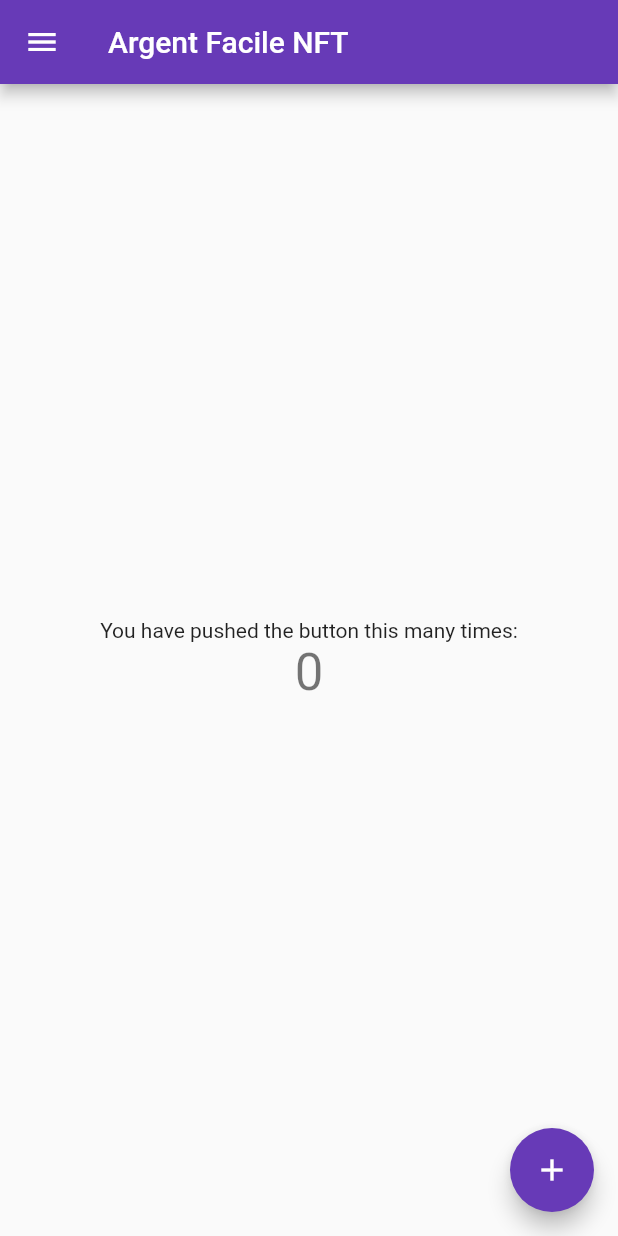
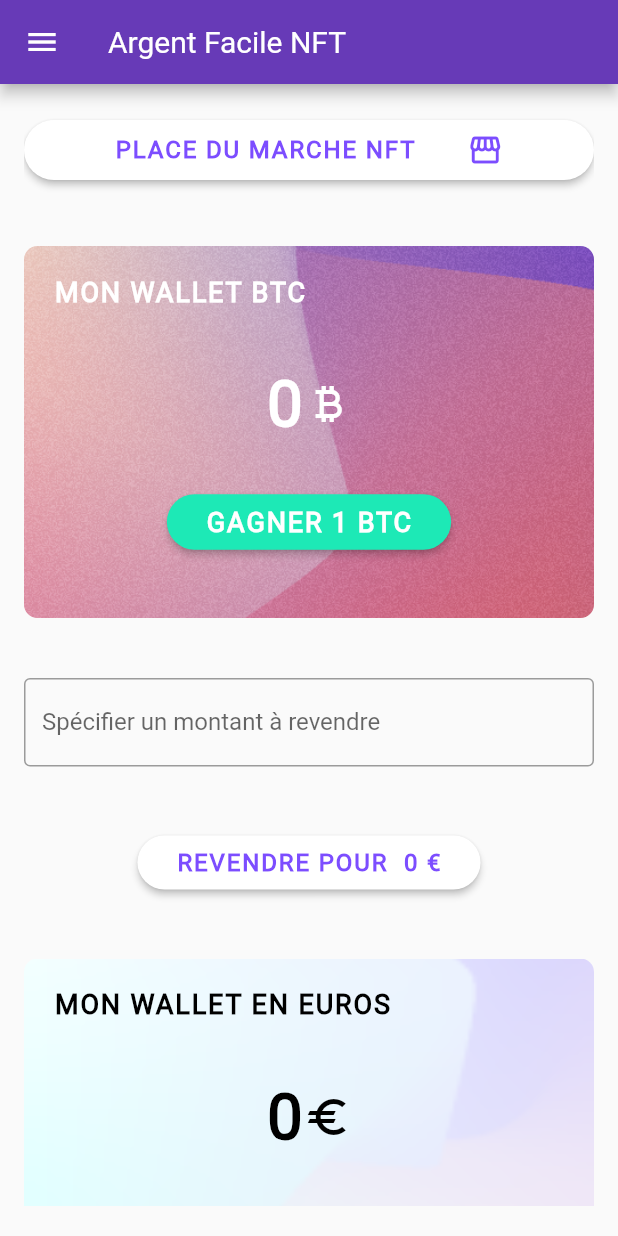
Before and after one commit to E-IckArt/nft_app_wallet, a Flutter app: the screen it shows after launch, on a phone screen of 412 x 824 dp. Run offline on Flutter 3.47's test engine with Material 2 defaults, Android fonts, the phone set to English and light mode, and no system bars; our stand-ins replace google_fonts.

Commit message:
Iteration 4 - COMPLETED

```diff
--- a/lib/main.dart
+++ b/lib/main.dart
@@ -1,4 +1,6 @@
 import 'package:flutter/material.dart';
+import 'package:google_fonts/google_fonts.dart';
+import 'package:nft_app_wallet/my_wallet_page.dart';
 
 void main() {
   runApp(const MyApp());
@@ -13,139 +15,12 @@ class MyApp extends StatelessWidget {
     return MaterialApp(
       title: 'Flutter Demo',
       theme: ThemeData(
-        // This is the theme of your application.
-        //
-        // Try running your application with "flutter run". You'll see the
-        // application has a blue toolbar. Then, without quitting the app, try
-        // changing the primarySwatch below to Colors.green and then invoke
-        // "hot reload" (press "r" in the console where you ran "flutter run",
-        // or simply save your changes to "hot reload" in a Flutter IDE).
-        // Notice that the counter didn't reset back to zero; the application
-        // is not restarted.
         primarySwatch: Colors.deepPurple,
+        fontFamily: 'Roboto',
+        textTheme: GoogleFonts.robotoTextTheme()
+
       ),
       home: const MyWalletPage(title: 'Argent Facile NFT'),
     );
   }
 }
-
-class MyWalletPage extends StatefulWidget {
-  const MyWalletPage({super.key, required this.title});
-
-  // This widget is the home page of your application. It is stateful, meaning
-  // that it has a State object (defined below) that contains fields that affect
-  // how it looks.
-
-  // This class is the configuration for the state. It holds the values (in this
-  // case the title) provided by the parent (in this case the App widget) and
-  // used by the build method of the State. Fields in a Widget subclass are
-  // always marked "final".
-
-  final String title;
-
-  @override
-  State<MyWalletPage> createState() => _MyWalletPageState();
-}
-
-class _MyWalletPageState extends State<MyWalletPage> {
-  int _counter = 0;
-
-  void _incrementCounter() {
-    setState(() {
-      // This call to setState tells the Flutter framework that something has
-      // changed in this State, which causes it to rerun the build method below
-      // so that the display can reflect the updated values. If we changed
-      // _counter without calling setState(), then the build method would not be
-      // called again, and so nothing would appear to happen.
-      _counter++;
-    });
-  }
-
-  @override
-  Widget build(BuildContext context) {
-    // This method is rerun every time setState is called, for instance as done
-    // by the _incrementCounter method above.
-    //
-    // The Flutter framework has been optimized to make rerunning build methods
-    // fast, so that you can just rebuild anything that needs updating rather
-    // than having to individually change instances of widgets.
-    return Scaffold(
-      appBar: AppBar(
-        // Here we take the value from the MyHomePage object that was created by
-        // the App.build method, and use it to set our appbar title.
-        title: Text(widget.title),
-      ),
-      body: Center(
-        // Center is a layout widget. It takes a single child and positions it
-        // in the middle of the parent.
-        child: Column(
-          // Column is also a layout widget. It takes a list of children and
-          // arranges them vertically. By default, it sizes itself to fit its
-          // children horizontally, and tries to be as tall as its parent.
-          //
-          // Invoke "debug painting" (press "p" in the console, choose the
-          // "Toggle Debug Paint" action from the Flutter Inspector in Android
-          // Studio, or the "Toggle Debug Paint" command in Visual Studio Code)
-          // to see the wireframe for each widget.
-          //
-          // Column has various properties to control how it sizes itself and
-          // how it positions its children. Here we use mainAxisAlignment to
-          // center the children vertically; the main axis here is the vertical
-          // axis because Columns are vertical (the cross axis would be
-          // horizontal).
-          mainAxisAlignment: MainAxisAlignment.center,
-          children: <Widget>[
-            const Text(
-              'You have pushed the button this many times:',
-            ),
-            Text(
-              '$_counter',
-              style: Theme.of(context).textTheme.headlineMedium,
-            ),
-          ],
-        ),
-      ),
-      drawer: Drawer(
-        // Add a ListView to the drawer. This ensures the user can scroll
-        // through the options in the drawer if there isn't enough vertical
-        // space to fit everything.
-        child: ListView(
-          // Important: Remove any padding from the ListView.
-          padding: EdgeInsets.zero,
-          children: [
-            const DrawerHeader(
-              decoration: BoxDecoration(
-                color: Colors.deepPurple,
-              ),
-              child: Text('Argent Facile NFT',
-                  style: TextStyle(color: Colors.white, fontSize: 24, fontWeight: FontWeight.bold)),
-            ),
-            ListTile(
-              title: const Text('Item 1'),
-              onTap: () {
-                // Update the state of the app
-                // ...
-                // Then close the drawer
-                Navigator.pop(context);
-              },
-            ),
-            ListTile(
-              title: const Text('Item 2'),
-              onTap: () {
-                // Update the state of the app
-                // ...
-                // Then close the drawer
-                Navigator.pop(context);
-              },
-            ),
-          ],
-        ),
-      ),
-      floatingActionButton: FloatingActionButton(
-        onPressed: _incrementCounter,
-        tooltip: 'Increment',
-        child: const Icon(Icons.add),
-      ), // This trailing comma makes auto-formatting nicer for build methods.
-    );
-  }
-}
--- /dev/null
+++ b/lib/my_wallet_page.dart
@@ -0,0 +1,316 @@
+import 'package:flutter/material.dart';
+
+class MyWalletPage extends StatefulWidget {
+  const MyWalletPage({super.key, required this.title});
+
+  // This widget is the home page of your application. It is stateful, meaning
+  // that it has a State object (defined below) that contains fields that affect
+  // how it looks.
+
+  // This class is the configuration for the state. It holds the values (in this
+  // case the title) provided by the parent (in this case the App widget) and
+  // used by the build method of the State. Fields in a Widget subclass are
+  // always marked "final".
+
+  final String title;
+
+  @override
+  State<MyWalletPage> createState() => _MyWalletPageState();
+}
+
+class _MyWalletPageState extends State<MyWalletPage> {
+  int _amountBtc = 0;
+  int _amountEuro = 0;
+  int _calculatedAmount = 0;
+  final int _rate = 2;
+
+  final myAmountController = TextEditingController();
+
+  void _incrementBTCWallet() {
+    setState(() {
+      _amountBtc++;
+    });
+  }
+
+  _incrementEuroWallet() {
+    setState(() {
+      if ((int.parse(myAmountController.text)) <= _amountBtc) {
+        _amountBtc -= (int.parse(myAmountController.text));
+        _amountEuro += _calculatedAmount;
+        clearText();
+      } else {
+        //
+      }
+    });
+  }
+
+  void _calculateEuroAmount(String text) {
+    setState(() {
+      _calculatedAmount = (int.parse(myAmountController.text)) * _rate;
+    });
+  }
+
+  void clearText() {
+    myAmountController.clear();
+  }
+
+  @override
+  void dispose() {
+    myAmountController.dispose();
+    super.dispose();
+  }
+
+  @override
+  Widget build(BuildContext context) {
+    return Scaffold(
+      appBar: AppBar(
+        title: Text(widget.title),
+      ),
+      body: Padding(
+        padding: const EdgeInsets.symmetric(vertical: 20.0, horizontal: 16.0),
+        child: ListView(
+          // mainAxisSize: MainAxisSize.max,
+          // mainAxisAlignment: MainAxisAlignment.start,
+          children: <Widget>[
+            Center(
+              child: buildMarketPlaceButton(),
+            ),
+            const SizedBox(height: 40),
+            buildWalletBtcContainer(),
+            const SizedBox(height: 40),
+            TextField(
+              controller: myAmountController,
+              onChanged: (text) {
+                _calculateEuroAmount(text);
+              },
+              keyboardType: TextInputType.number,
+              decoration: const InputDecoration(
+              border: OutlineInputBorder(),
+              focusedBorder: OutlineInputBorder(
+                borderSide: BorderSide(
+                  color: Colors.tealAccent,
+                ),
+              ),
+              labelText: "Spécifier un montant à revendre",
+            )),
+            const SizedBox(height: 40),
+            Center(
+              child: MaterialButton(
+                onPressed: () {
+                  _incrementEuroWallet();
+                  print(_amountEuro);
+                },
+                shape: const RoundedRectangleBorder(
+                    borderRadius: BorderRadius.all(Radius.circular(35))),
+                textColor: Colors.deepPurpleAccent,
+                color: Colors.white,
+                child: Padding(
+                  padding: EdgeInsets.symmetric(horizontal: 10, vertical: 8),
+                  child: Text(
+                    'REVENDRE POUR  $_calculatedAmount €',
+                    style: TextStyle(
+                      fontWeight: FontWeight.bold,
+                      fontSize: 16,
+                      letterSpacing: 1.25,
+                    ),
+                  ),
+                ),
+              ),
+            ),
+            const SizedBox(height: 40),
+            Container(
+              width: double.maxFinite,
+              decoration: const BoxDecoration(
+                  image: DecorationImage(
+                    image: AssetImage('assets/images/background-white.png'),
+                    fit: BoxFit.cover,
+                  ),
+                  borderRadius: BorderRadius.all(Radius.circular(9))),
+              child: Padding(
+                padding: const EdgeInsets.symmetric(
+                    vertical: 20.0, horizontal: 20.0),
+                child: Column(
+                  children: [
+                    const SizedBox(
+                      width: double.infinity,
+                      child: Text("MON WALLET EN EUROS",
+                          style: TextStyle(
+                            fontWeight: FontWeight.w900,
+                            fontSize: 18,
+                            letterSpacing: 1.25,
+                            color: Colors.black,
+                          ),
+                          textAlign: TextAlign.start),
+                    ),
+                    const SizedBox(height: 40),
+                    Row(
+                      mainAxisAlignment: MainAxisAlignment.center,
+                      children: [
+                        Text(
+                          '$_amountEuro',
+                          style: TextStyle(
+                              fontWeight: FontWeight.w900,
+                              fontSize: 42,
+                              letterSpacing: 1.25,
+                              color: Colors.black),
+                        ),
+                        Icon(
+                          Icons.euro,
+                          color: Colors.black,
+                          size: 32,
+                        )
+                      ],
+                    ),
+                    const SizedBox(height: 40),
+                  ],
+                ),
+              ),
+            ),
+          ],
+        ),
+      ),
+      drawer: buildDrawer(
+          context), // This trailing comma makes auto-formatting nicer for build methods.
+    );
+  }
+
+  Container buildWalletBtcContainer() {
+    return Container(
+      width: double.maxFinite,
+      decoration: const BoxDecoration(
+          image: DecorationImage(
+            image: AssetImage('assets/images/background-pink.png'),
+            fit: BoxFit.cover,
+          ),
+          borderRadius: BorderRadius.all(Radius.circular(9))),
+      child: Padding(
+        padding: const EdgeInsets.symmetric(vertical: 20.0, horizontal: 20.0),
+        child: Column(
+          children: [
+            const SizedBox(
+              width: double.infinity,
+              child: Text("MON WALLET BTC",
+                  style: TextStyle(
+                    fontWeight: FontWeight.w900,
+                    fontSize: 18,
+                    letterSpacing: 1.25,
+                    color: Colors.white,
+                  ),
+                  textAlign: TextAlign.start),
+            ),
+            const SizedBox(height: 40),
+            Row(
+              mainAxisAlignment: MainAxisAlignment.center,
+              children: [
+                Text(
+                  '$_amountBtc',
+                  style: const TextStyle(
+                      fontWeight: FontWeight.w900,
+                      fontSize: 42,
+                      letterSpacing: 1.25,
+                      color: Colors.white),
+                ),
+                const Icon(
+                  Icons.currency_bitcoin,
+                  color: Colors.white,
+                  size: 32,
+                )
+              ],
+            ),
+            const SizedBox(height: 30),
+            MaterialButton(
+              onPressed: () => {
+                _incrementBTCWallet(),
+              },
+              shape: const RoundedRectangleBorder(
+              borderRadius: BorderRadius.all(Radius.circular(35))),
+              textColor: Colors.white,
+              color: Colors.tealAccent[400],
+              height: 36,
+              child: Padding(
+                padding: const EdgeInsets.symmetric(horizontal: 10, vertical: 8),
+                child: Text(
+                  'GAGNER 1 BTC',
+                  style: const TextStyle(
+                    fontWeight: FontWeight.w900,
+                    fontSize: 18,
+                    letterSpacing: 1.25,
+                  ),
+                ),
+              ),
+            ),
+            const SizedBox(height: 20),
+          ],
+        ),
+      ),
+    );
+  }
+
+  MaterialButton buildMarketPlaceButton() {
+    return MaterialButton(
+      onPressed: () {
+        debugPrint('Received click');
+      },
+      shape: const RoundedRectangleBorder(
+          borderRadius: BorderRadius.all(Radius.circular(35))),
+      textColor: Colors.deepPurpleAccent,
+      color: Colors.white,
+      child: Padding(
+        padding: const EdgeInsets.symmetric(horizontal: 10, vertical: 8),
+        child: Row(
+          mainAxisAlignment: MainAxisAlignment.spaceEvenly,
+          children: const [
+            Text(
+              'PLACE DU MARCHE NFT',
+              style: TextStyle(
+                fontWeight: FontWeight.bold,
+                fontSize: 16,
+                letterSpacing: 1.25,
+              ),
+            ),
+            Icon(Icons.storefront_outlined),
+          ],
+        ),
+      ),
+    );
+  }
+
+  Drawer buildDrawer(BuildContext context) {
+    return Drawer(
+      child: ListView(
+        // Important: Remove any padding from the ListView.
+        padding: EdgeInsets.zero,
+        children: [
+          const DrawerHeader(
+            decoration: BoxDecoration(
+              color: Colors.deepPurple,
+            ),
+            child: Text('Argent Facile NFT',
+                style: TextStyle(
+                    color: Colors.white,
+                    fontSize: 24,
+                    fontWeight: FontWeight.bold)),
+          ),
+          ListTile(
+            title: const Text('Item 1'),
+            onTap: () {
+              // Update the state of the app
+              // ...
+              // Then close the drawer
+              Navigator.pop(context);
+            },
+          ),
+          ListTile(
+            title: const Text('Item 2'),
+            onTap: () {
+              // Update the state of the app
+              // ...
+              // Then close the drawer
+              Navigator.pop(context);
+            },
+          ),
+        ],
+      ),
+    );
+  }
+}
--- a/pubspec.yaml
+++ b/pubspec.yaml
@@ -35,6 +35,7 @@ dependencies:
   # The following adds the Cupertino Icons font to your application.
   # Use with the CupertinoIcons class for iOS style icons.
   cupertino_icons: ^1.0.2
+  google_fonts: ^4.0.4
 
 dev_dependencies:
   flutter_test:
@@ -76,7 +77,7 @@ flutter:
   fonts:
    - family: Roboto
      fonts:
-       - asset: assets/fonts/
+       - asset: assets/fonts/Roboto-Regular.ttf
   #   - family: Trajan Pro
   #     fonts:
   #       - asset: fonts/TrajanPro.ttf
```
Also changed, not shown: pubspec.lock.
